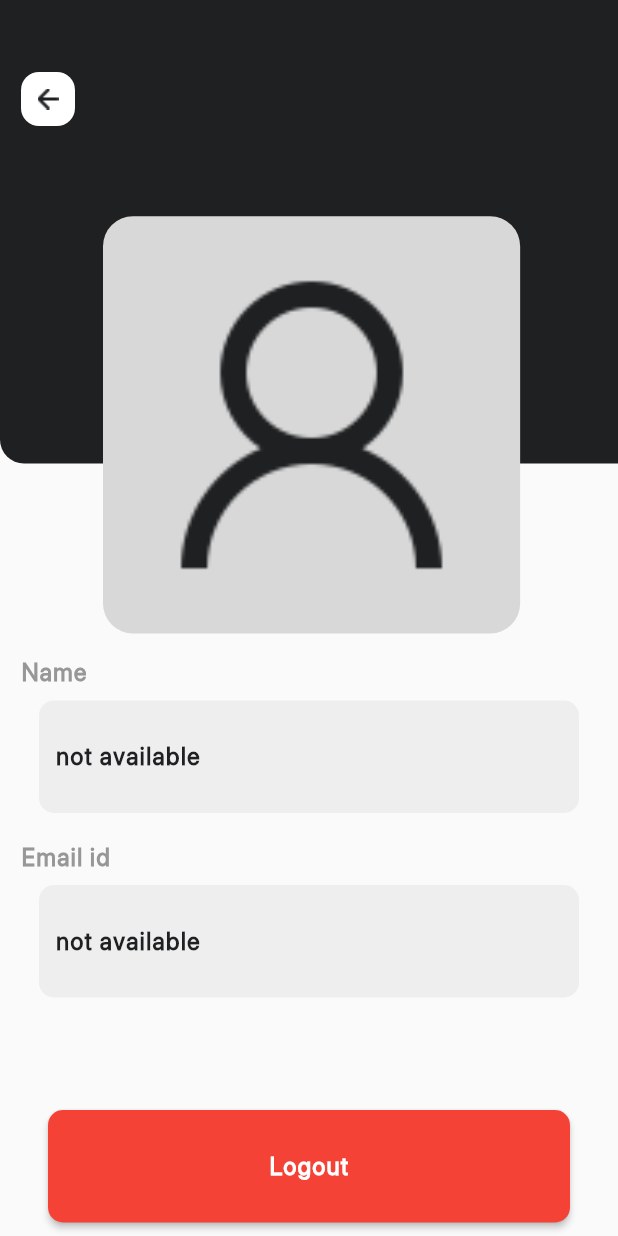
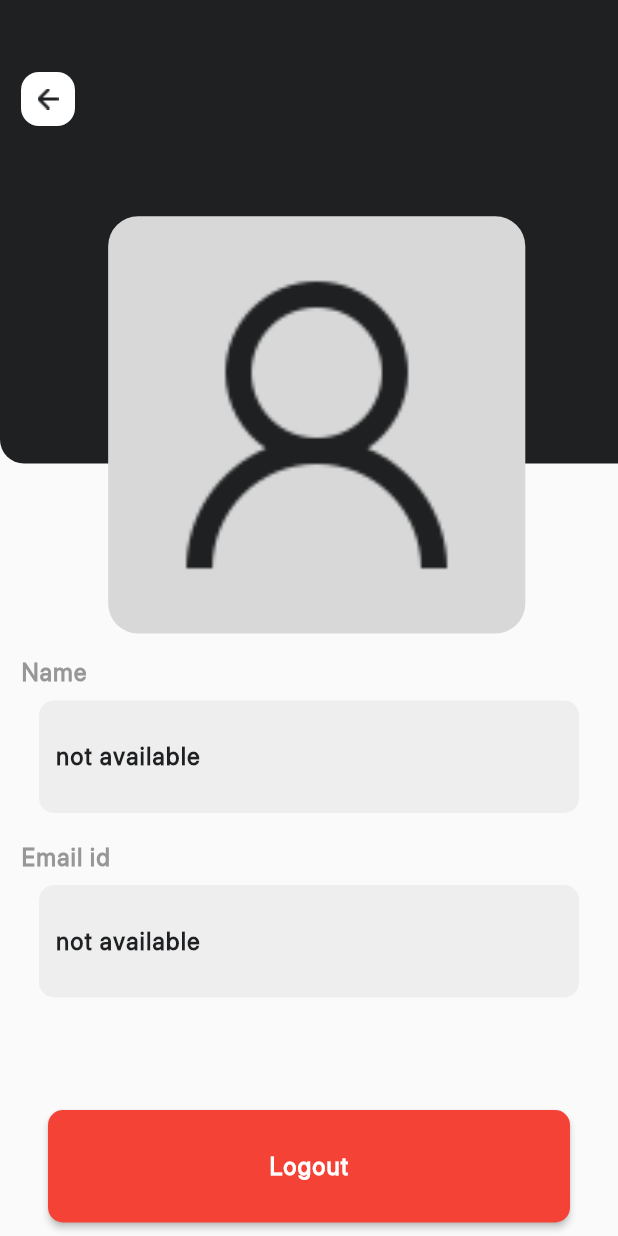
Before and after one commit to subramanian42/shopsavvy, a Flutter app: the ProfileScreen screen opened by its route, on a phone screen of 412 x 824 dp. Run offline on Flutter 3.47's test engine with Material 2 defaults, Android fonts, the light colour scheme and no system bars; our stand-ins replace cloud_functions, firebase_auth, firebase_core, flutter_bloc, go_router, google_sign_in; missing offline and left inert: flutter_facebook_auth, linkedin_login; accounts and stored records are empty; network calls fail; project files that could hold a hidden picture were left out.

Commit message:
fix: create constraint based profile image widget

```diff
--- a/lib/presentation/profile/view/profile_screen.dart
+++ b/lib/presentation/profile/view/profile_screen.dart
@@ -3,10 +3,10 @@ import 'package:flutter_bloc/flutter_bloc.dart';
 import 'package:go_router/go_router.dart';
 import 'package:shopsavvy/core/widgets/back_button.dart';
 import 'package:shopsavvy/presentation/profile/view/widgets/profile_detail.dart';
+import 'package:shopsavvy/presentation/profile/view/widgets/profile_image.dart';
 
 import '../../../core/bloc/auth_bloc.dart';
 import '../../../core/model/user_model.dart';
-import '../../../core/utils/assets.dart';
 import '../../../core/widgets/background.dart';
 
 class ProfileScreen extends StatefulWidget {
@@ -52,31 +52,10 @@ class _ProfileScreenState extends State<ProfileScreen> {
                           height: constraints.maxHeight * 0.375,
                         ),
                         CustomBackButton(),
-                        Positioned(
-                          top: constraints.maxHeight * 0.175,
-                          left: constraints.maxWidth * 1 / 6,
-                          child: Container(
-                            decoration: BoxDecoration(
-                              color: Color(0xffD8D8D8),
-                              borderRadius: BorderRadius.circular(20),
-                              image: user.photo == null
-                                  ? DecorationImage(
-                                      fit: BoxFit.fill,
-                                      image: AssetImage(
-                                        Assets.profilePlaceholder,
-                                      ),
-                                    )
-                                  : DecorationImage(
-                                      fit: BoxFit.fill,
-                                      image: NetworkImage(user.photo!),
-                                    ),
-                            ),
-                            constraints: BoxConstraints(
-                              maxHeight: constraints.maxWidth * 0.675,
-                              maxWidth: constraints.maxWidth * 0.675,
-                            ),
-                          ),
-                        ),
+                        ProfileImage(
+                          constraints: constraints,
+                          imageUrl: user.photo,
+                        )
                       ],
                     ),
                   ),
--- /dev/null
+++ b/lib/presentation/profile/view/widgets/profile_image.dart
@@ -0,0 +1,40 @@
+import 'package:flutter/material.dart';
+
+import '../../../../core/utils/assets.dart';
+
+class ProfileImage extends StatelessWidget {
+  const ProfileImage(
+      {super.key, required this.constraints, required this.imageUrl});
+  final BoxConstraints constraints;
+  final String? imageUrl;
+  @override
+  Widget build(BuildContext context) {
+    return Positioned(
+      top: constraints.maxHeight * 0.175,
+      child: Container(
+        margin: EdgeInsets.symmetric(
+          horizontal: constraints.maxWidth * 0.175,
+        ),
+        decoration: BoxDecoration(
+          color: Color(0xffD8D8D8),
+          borderRadius: BorderRadius.circular(20),
+          image: imageUrl == null
+              ? DecorationImage(
+                  fit: BoxFit.fill,
+                  image: AssetImage(
+                    Assets.profilePlaceholder,
+                  ),
+                )
+              : DecorationImage(
+                  fit: BoxFit.fill,
+                  image: NetworkImage(imageUrl!),
+                ),
+        ),
+        constraints: BoxConstraints(
+          maxHeight: constraints.maxWidth * 0.675,
+          maxWidth: constraints.maxWidth * 0.675,
+        ),
+      ),
+    );
+  }
+}
```
